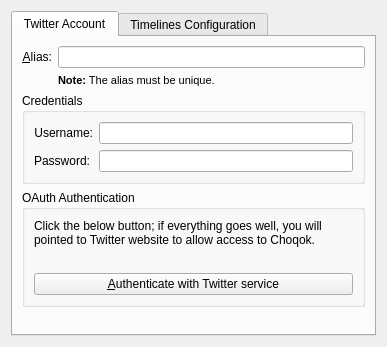
Old version of the form microblogs/twitter/twittereditaccount_base.ui in the repository KDE/choqok.
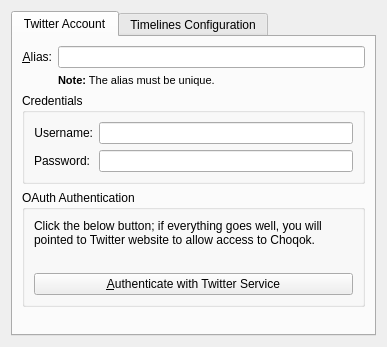
New version of the form. Custom widgets are drawn as their Qt base class.

Patch:
```diff
--- a/microblogs/twitter/twittereditaccount_base.ui
+++ b/microblogs/twitter/twittereditaccount_base.ui
@@ -151,7 +151,7 @@
              <string>Verify Credentials</string>
             </property>
             <property name="text">
-             <string>&amp;Authenticate with Twitter service</string>
+             <string>&amp;Authenticate with Twitter Service</string>
             </property>
            </widget>
           </item>
```
Left out of the diff: 2 changed lines with no effect on the pictures.
